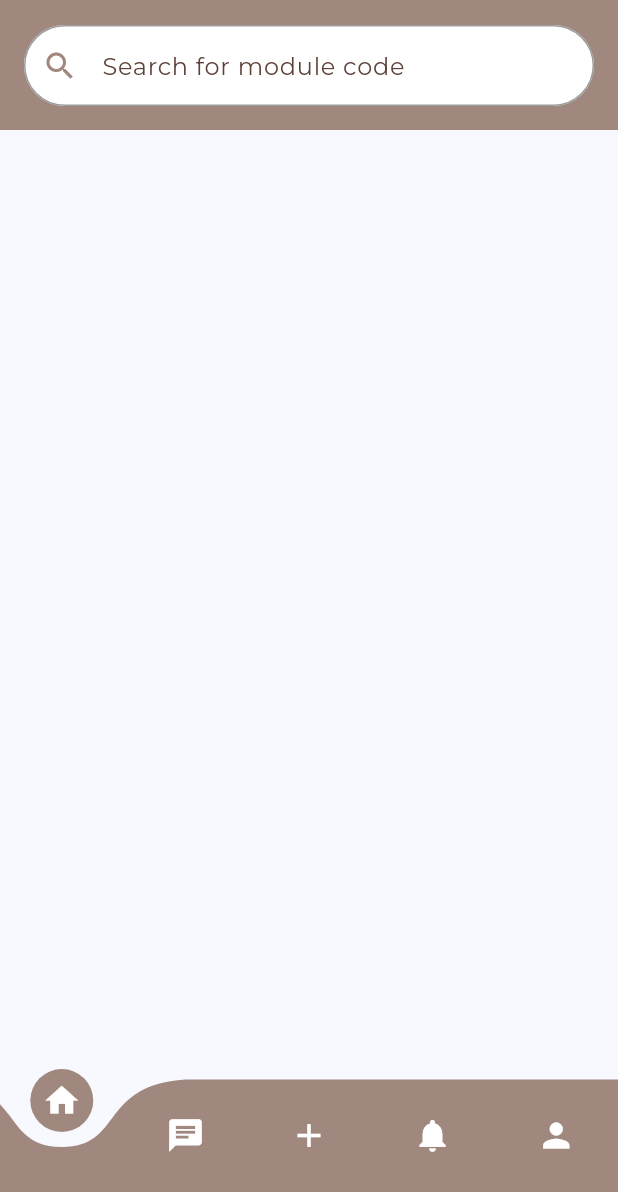
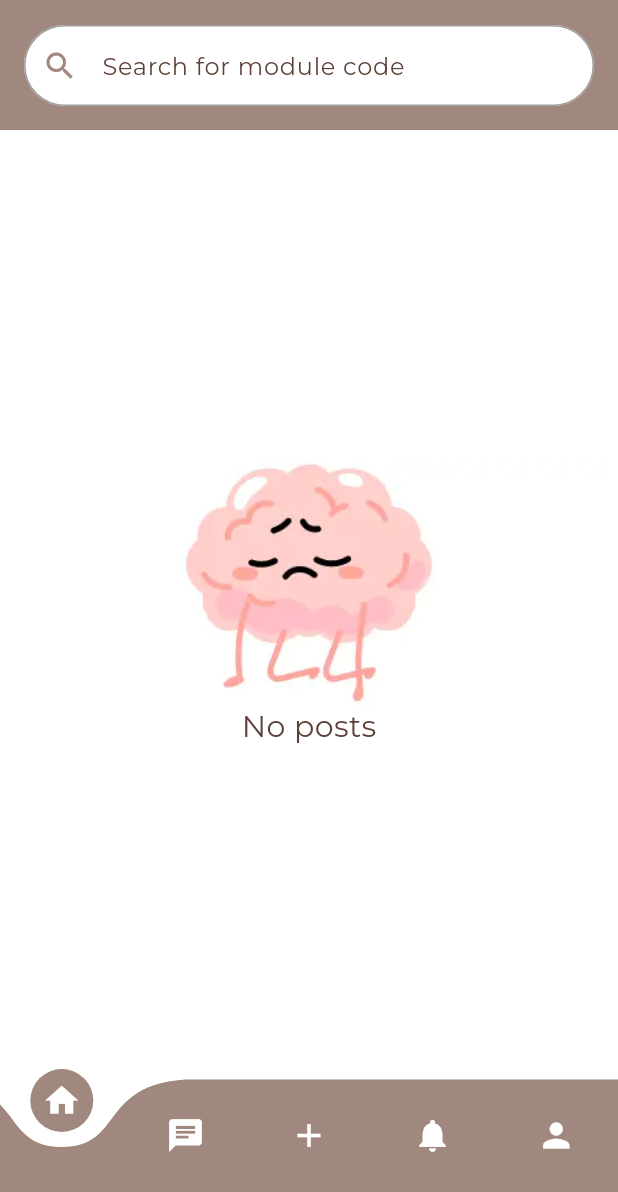
Before and after one commit to chanjunlin/brainSync, a Flutter app: the Home screen opened by its route, on a phone screen of 412 x 824 dp, the part 44-1236 px from its top. Run offline on Flutter 3.47's test engine with Material 3 defaults, Android fonts, the phone set to English and light mode, and no system bars; drawn by our look-alikes of curved_navigation_bar; our stand-ins replace cloud_firestore, dash_chat_2, delightful_toast, firebase_auth, firebase_core, firebase_storage and 6 more; missing offline and left inert: badword_guard, dart:ffi; accounts and stored records are empty.

Commit message:
added an iamge if there's no post

```diff
--- a/lib/pages/home.dart
+++ b/lib/pages/home.dart
@@ -83,6 +83,7 @@ class _HomeState extends State<Home> with RouteAware {
   Widget build(BuildContext context) {
     return Scaffold(
       drawer: const NavBar(),
+      backgroundColor: Colors.white,
       appBar: AppBar(
         backgroundColor: Colors.brown[300],
         foregroundColor: Colors.white,
@@ -151,7 +152,24 @@ class _HomeState extends State<Home> with RouteAware {
             return timestampB.compareTo(timestampA);
           });
 
-          return Column(
+          return posts.isEmpty
+              ? Center(
+                  child: Column(
+                    mainAxisAlignment: MainAxisAlignment.center,
+                    crossAxisAlignment: CrossAxisAlignment.center,
+                    children: [
+                      Image.asset("assets/img/brain.png"),
+                      Text(
+                        'No posts',
+                        style: TextStyle(
+                          fontSize: 20,
+                          color: Colors.brown[700],
+                        ),
+                      ),
+                    ],
+                  ),
+                )
+              : Column(
                   children: [
                     Expanded(
                       child: ListView.builder(
```
Also changed, not shown: lib/common_widgets/home_post_card.dart (+12 -3 lines). Lines whose indentation alone changed are shown as unchanged.
